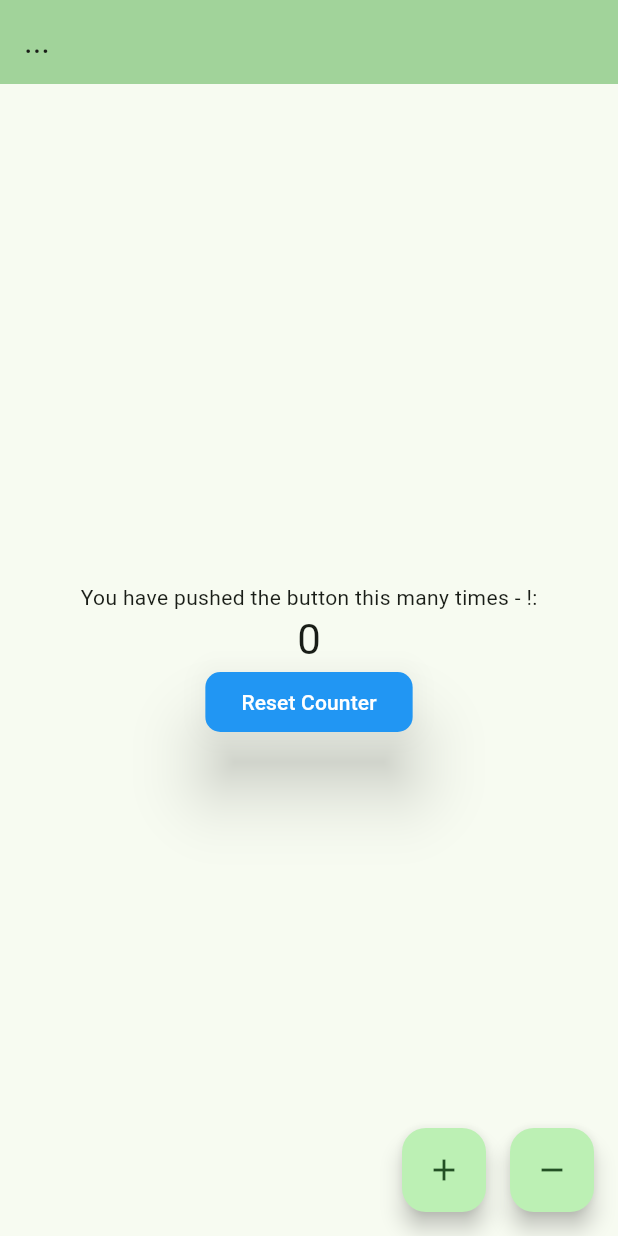
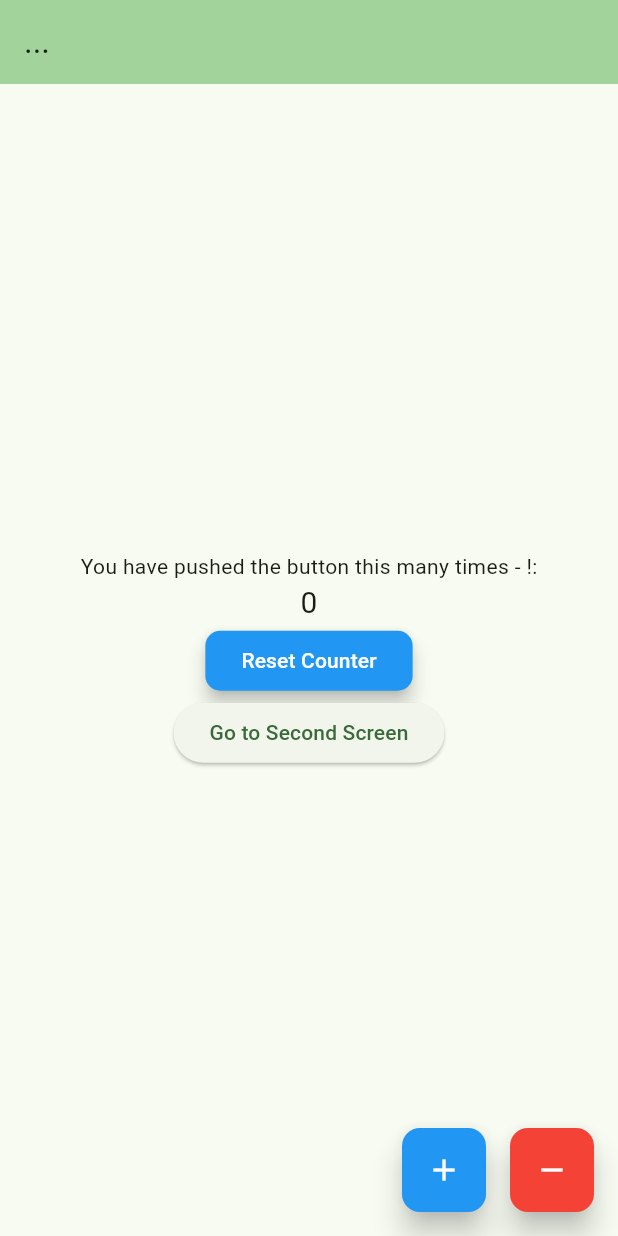
Before and after one commit to sunnydream20/my-first-flutter, a Flutter app: the screen it shows after launch, on a phone screen of 412 x 824 dp. Run offline on Flutter 3.47's test engine with Material 3 defaults, Android fonts, the phone set to English and light mode, and no system bars.

```diff
--- a/lib/main.dart
+++ b/lib/main.dart
@@ -1,4 +1,5 @@
 import 'package:flutter/material.dart';
+import 'second_screen.dart';
 
 void main() {
   runApp(const MyApp());
@@ -39,12 +40,16 @@ class _MyHomePageState extends State<MyHomePage> {
 
   void _decrementCounter() {
     setState(() {
-      _counter--;
+      if (_counter > 0) {
+        _counter--;
+      }
     });
   }
 
   @override
   Widget build(BuildContext context) {
+    double baseFontSize = 20.0;
+
     return Scaffold(
         appBar: AppBar(
           backgroundColor: Theme.of(context).colorScheme.inversePrimary,
@@ -63,13 +68,17 @@ class _MyHomePageState extends State<MyHomePage> {
               ),
               Text(
                 '$_counter',
-                style: Theme.of(context).textTheme.headlineMedium,
+                style: TextStyle(
+                  fontSize: baseFontSize +
+                      _counter.toDouble() *
+                          2, // 2 pixels increase for each counter value
+                ),
               ),
               ElevatedButton(
                 style: ElevatedButton.styleFrom(
                   backgroundColor: Colors.blue, // Background color
                   foregroundColor: Colors.white, // Text color
-                  elevation: 20, // Remove elevation
+                  elevation: 5, // Remove elevation
                   shape: RoundedRectangleBorder(
                     // Border radius
                     borderRadius: BorderRadius.circular(10),
@@ -82,6 +91,17 @@ class _MyHomePageState extends State<MyHomePage> {
                 },
                 child: const Text('Reset Counter'), // Button label
               ),
+              // Button to navigate to the second screen
+              ElevatedButton(
+                onPressed: () {
+                  Navigator.push(
+                    context,
+                    MaterialPageRoute(
+                        builder: (context) => const SecondScreen()),
+                  );
+                },
+                child: const Text('Go to Second Screen'),
+              ),
             ],
           ),
         ),
@@ -91,12 +111,24 @@ class _MyHomePageState extends State<MyHomePage> {
               FloatingActionButton(
                 onPressed: _incrementCounter,
                 tooltip: 'Increment',
+                backgroundColor: Colors.blue, // Change background color
+                foregroundColor: Colors.white, // Change icon color
+                elevation: 8, // Change elevation
+                shape: RoundedRectangleBorder(
+                  borderRadius: BorderRadius.circular(12), // Change shape
+                ),
                 child: const Icon(Icons.add),
               ),
               const SizedBox(width: 16), // Space between the buttons
               FloatingActionButton(
                 onPressed: _decrementCounter,
                 tooltip: 'Decrement',
+                backgroundColor: Colors.red, // Change background color
+                foregroundColor: Colors.white, // Change icon color
+                elevation: 8, // Change elevation
+                shape: RoundedRectangleBorder(
+                  borderRadius: BorderRadius.circular(12), // Change shape
+                ),
                 child: const Icon(Icons.remove),
               ),
             ]
```
Also changed, not shown: lib/second_screen.dart (added, +20 -0 lines).
